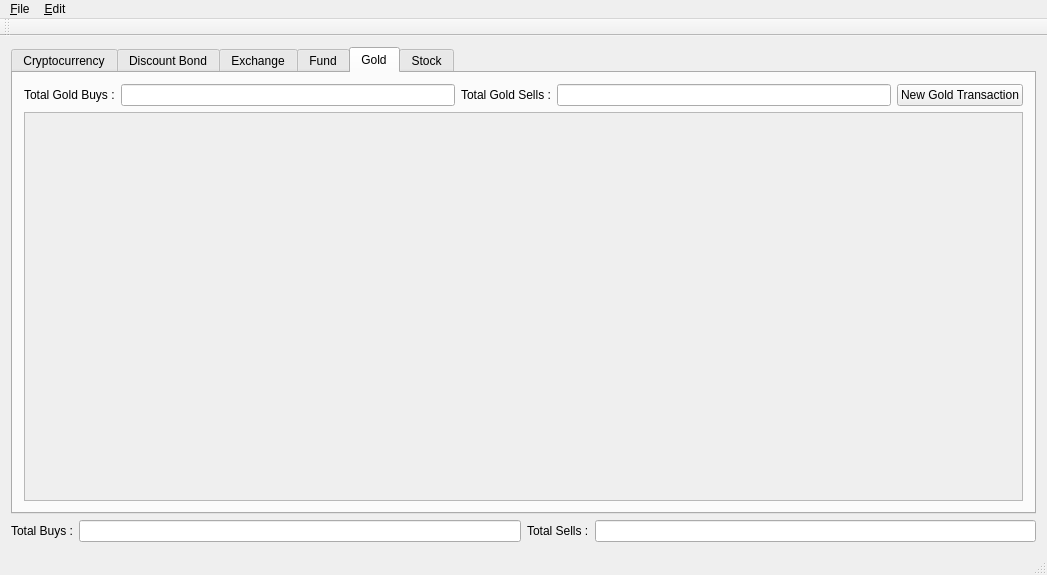
This is investpor/gui/mainwindow.ui in ukll/investpor as Qt 5 draws it before an edit. The edited form follows.
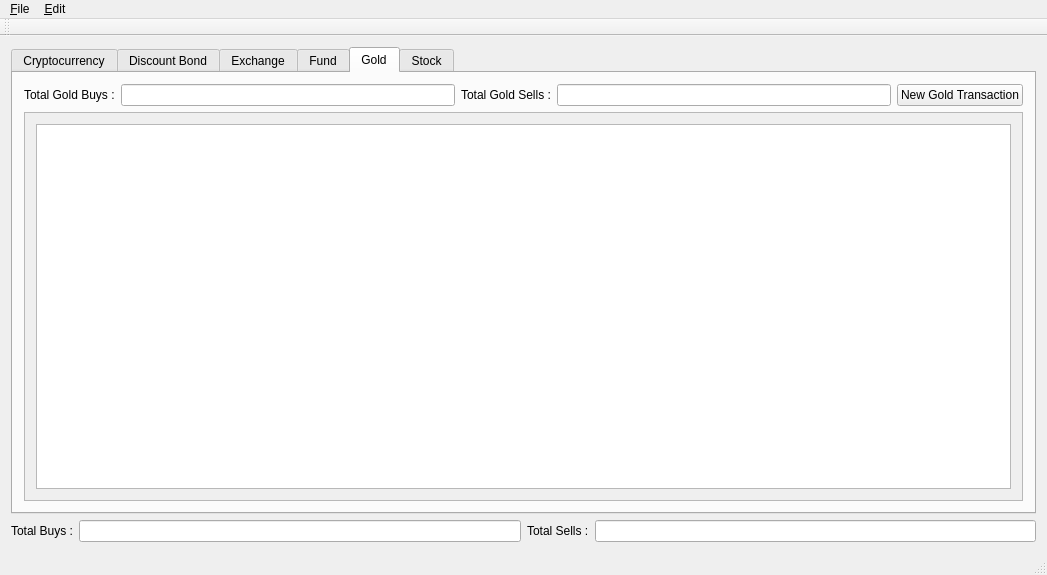
This is the edited form. The open tabs and pages were chosen to show the change.

Commit message: Adds investpor::gui::GoldTableModel class.

Diff of the .ui file:
```diff
--- a/investpor/gui/mainwindow.ui
+++ b/investpor/gui/mainwindow.ui
@@ -453,6 +453,24 @@
              <height>364</height>
             </rect>
            </property>
+           <layout class="QVBoxLayout" name="verticalLayout_12">
+            <item>
+             <widget class="QTableView" name="tbvGoldView">
+              <property name="selectionBehavior">
+               <enum>QAbstractItemView::SelectRows</enum>
+              </property>
+              <attribute name="horizontalHeaderDefaultSectionSize">
+               <number>125</number>
+              </attribute>
+              <attribute name="horizontalHeaderStretchLastSection">
+               <bool>true</bool>
+              </attribute>
+              <attribute name="verticalHeaderVisible">
+               <bool>false</bool>
+              </attribute>
+             </widget>
+            </item>
+           </layout>
           </widget>
          </widget>
         </item>
```
The commit also changes 5 other files.
